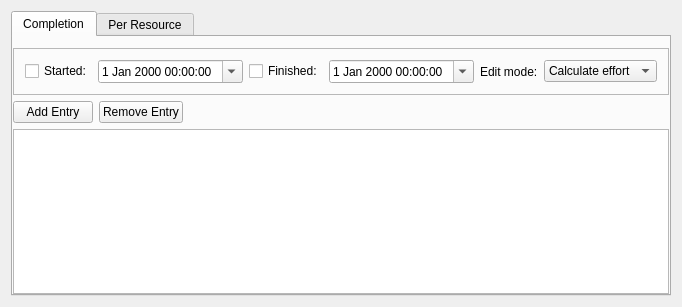
Above: kplato/libs/ui/kpttaskprogresspanelbase.ui from KDE/calligra before the change. Below: the same form after it.
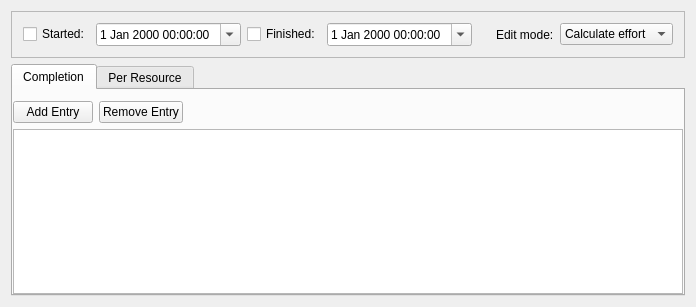
That is the form after the change. The open tabs and pages were chosen to show the change. Custom widgets are drawn as their Qt base class.

Commit message: Remove spourious seconds from user edited datetime, fix a little on the progress dlg

Diff of the .ui file:
```diff
--- a/kplato/libs/ui/kpttaskprogresspanelbase.ui
+++ b/kplato/libs/ui/kpttaskprogresspanelbase.ui
@@ -7,31 +7,12 @@
    <rect>
     <x>0</x>
     <y>0</y>
-    <width>566</width>
+    <width>696</width>
     <height>307</height>
    </rect>
   </property>
   <layout class="QVBoxLayout" name="verticalLayout_2">
    <item>
-    <widget class="QTabWidget" name="tabWidget">
-     <property name="currentIndex">
-      <number>0</number>
-     </property>
-     <widget class="QWidget" name="completionTab">
-      <attribute name="title">
-       <string>Completion</string>
-      </attribute>
-      <layout class="QVBoxLayout" name="verticalLayout_3">
-       <property name="leftMargin">
-        <number>0</number>
-       </property>
-       <property name="rightMargin">
-        <number>0</number>
-       </property>
-       <property name="bottomMargin">
-        <number>0</number>
-       </property>
-       <item>
         <widget class="QFrame" name="frame">
          <property name="frameShape">
           <enum>QFrame::StyledPanel</enum>
@@ -116,6 +97,25 @@
          </layout>
         </widget>
        </item>
+   <item>
+    <widget class="QTabWidget" name="tabWidget">
+     <property name="currentIndex">
+      <number>1</number>
+     </property>
+     <widget class="QWidget" name="completionTab">
+      <attribute name="title">
+       <string>Completion</string>
+      </attribute>
+      <layout class="QVBoxLayout" name="verticalLayout_3">
+       <property name="leftMargin">
+        <number>0</number>
+       </property>
+       <property name="rightMargin">
+        <number>0</number>
+       </property>
+       <property name="bottomMargin">
+        <number>0</number>
+       </property>
        <item>
         <widget class="QFrame" name="performedGroup">
          <property name="frameShape">
```
Lines whose indentation alone changed are shown as unchanged. The commit also changes 1 other file.
